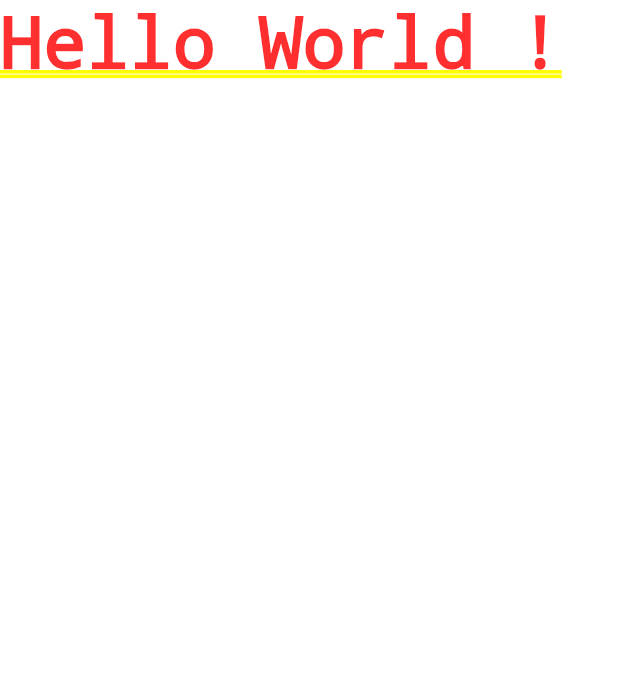
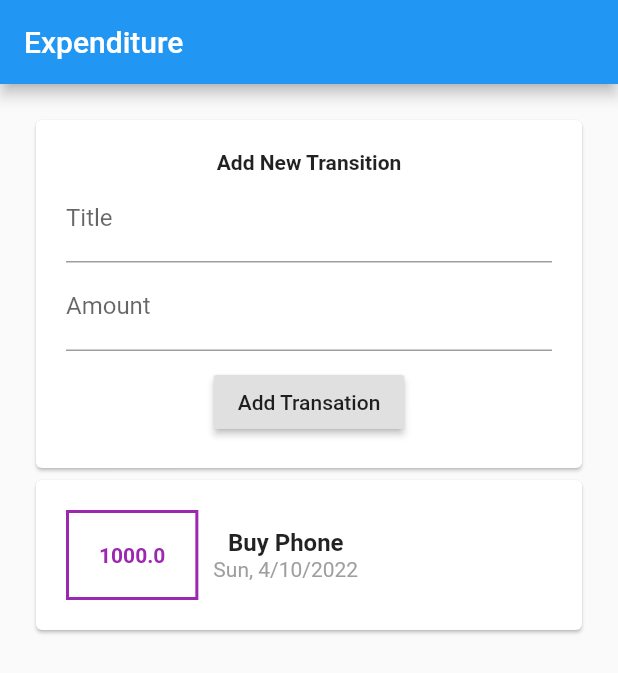
Before and after one commit to abhi2718/FlutterNotes, a Flutter app: the screen it shows after launch, on a phone screen of 412 x 824 dp. Shown: the top 673 px of the screen. Run offline on Flutter 3.47's test engine with Material 2 defaults, Android fonts, the phone set to English and light mode, and no system bars.

Commit message:
transaction list

```diff
--- a/help/help.dart
+++ b/help/help.dart
@@ -1,6 +1,6 @@
 // ignore_for_file: prefer_const_constructors, avoid_unnecessary_containers, prefer_const_literals_to_create_immutables, unnecessary_cast
 import 'package:flutter/material.dart';
-import 'package:intl/intl.dart';
+
 import './models/transation.dart';
 
 void main() {
@@ -19,12 +19,8 @@ class MyApp extends StatelessWidget {
 
 // ignore: use_key_in_widget_constructors
 class HomeScreen extends StatelessWidget {
-  final List<Transation> transations = [
-    Transation(id: "1", title: "Buy Phone", amount: 1000, date: DateTime.now()),
-    Transation(id: "2", title: "Buy SIM", amount: 100, date: DateTime.now()),
-  ];
-  final titleController = TextEditingController();
-  final amountController = TextEditingController();
+
+
   @override
   Widget build(BuildContext context) {
     return Scaffold(
@@ -43,7 +39,7 @@ class HomeScreen extends StatelessWidget {
                           decoration: InputDecoration(
                               hintText: "Title", labelText: "Title")),
                       TextField(
-                          controller: amountController,
+
                           keyboardType: TextInputType.number,
                           decoration: InputDecoration(
                               hintText: "Amount", labelText: "amount")),
@@ -58,48 +54,7 @@ class HomeScreen extends StatelessWidget {
                   width: double.infinity,
                 ),
               ),
-              ...transations.map((item) {
-                return (Container(
-                  child: Card(
-                    child: Container(
-                      padding: EdgeInsets.all(20),
-                      child: Row(
-                        children: [
-                          Container(
-                              child: Text(
-                                item.amount.toString(),
-                                style: TextStyle(
-                                  color: Colors.purple,
-                                  fontWeight: FontWeight.bold,
-                                ),
-                              ),
-                              decoration: BoxDecoration(
-                                  border: Border.all(
-                                color: Colors.purple,
-                                width: 2,
-                              )),
-                              padding: EdgeInsets.all(20)),
-                          Container(
-                              margin: EdgeInsets.all(10),
-                              child: Column(
-                                children: [
-                                  Text(item.title,
-                                      style: TextStyle(
-                                        fontWeight: FontWeight.bold,
-                                        fontSize: 16,
-                                      )),
-                                  Text(DateFormat.yMEd().format(item.date),
-                                      style: TextStyle(color: Colors.grey)),
-                                ],
-                              )),
-                        ],
-                        mainAxisAlignment: MainAxisAlignment.start,
-                      ),
-                      width: double.infinity,
-                    ),
-                  ),
-                ));
-              })
+
             ],
           ),
           width: double.infinity,
--- a/lib/main.dart
+++ b/lib/main.dart
@@ -1,10 +1,18 @@
 import 'package:flutter/material.dart';
+import './widgets/screen.widgets/homeScreen.dart';
 
-void main()=>runApp(_App());
+void main() => runApp(_App());
 
 class _App extends StatelessWidget {
   @override
   Widget build(BuildContext context) {
-    return const MaterialApp(home: Text('Hello World !'));
+    return MaterialApp(
+        home: Scaffold(
+      appBar: AppBar(
+        title: const Text("Expenditure"),
+      ),
+      body: HomeScreen(),
+    ),
+    );
   }
 }
--- a/lib/widgets/components.widgets/addNewTransation.dart
+++ b/lib/widgets/components.widgets/addNewTransation.dart
@@ -0,0 +1,49 @@
+// ignore_for_file: unnecessary_const, prefer_const_constructors, prefer_const_literals_to_create_immutables
+import 'package:flutter/material.dart';
+
+class AddNewTransition extends StatelessWidget {
+  final titleController = TextEditingController();
+  final amountController = TextEditingController();
+  final Function _addNewTransation;
+  AddNewTransition(this._addNewTransation);
+  @override
+  Widget build(BuildContext context) {
+    return Card(
+      child: Container(
+        padding: const EdgeInsets.all(20),
+        child: Column(children: [
+          Text("Add New Transition",
+              textAlign: TextAlign.center,
+              style: TextStyle(
+                fontWeight: FontWeight.bold,
+              )),
+          TextField(
+              controller: titleController,
+              keyboardType: TextInputType.text,
+              decoration:
+                  InputDecoration(labelText: "Title", hintText: "Buy SIM .")),
+          TextField(
+            keyboardType: TextInputType.number,
+            controller: amountController,
+            decoration:
+                InputDecoration(labelText: "Amount", hintText: "500.50"),
+          ),
+          Container(
+            padding: EdgeInsets.only(top: 10),
+            child: RaisedButton(
+              child: Text("Add Transation"),
+              onPressed: () {
+                _addNewTransation(
+                  DateTime.now().toString(),
+                  titleController.text,
+                  double.parse(amountController.text),
+                  DateTime.now(),
+                );
+              },
+            ),
+          )
+        ]),
+      ),
+    );
+  }
+}
--- a/lib/widgets/components.widgets/transationList.dart
+++ b/lib/widgets/components.widgets/transationList.dart
@@ -0,0 +1,57 @@
+import 'package:flutter/material.dart';
+import 'package:intl/intl.dart';
+import '../../models/transation.dart';
+
+class TransationList extends StatelessWidget {
+  final List<Transation> transations;
+  TransationList(this.transations);
+  @override
+  Widget build(BuildContext context) {
+    return Column(
+      children: [
+        ...transations.map((item) {
+                return (Container(
+                  child: Card(
+                    child: Container(
+                      padding: const EdgeInsets.all(20),
+                      child: Row(
+                        children: [
+                          Container(
+                              child: Text(
+                                item.amount.toString(),
+                                style: const TextStyle(
+                                  color: Colors.purple,
+                                  fontWeight: FontWeight.bold,
+                                ),
+                              ),
+                              decoration: BoxDecoration(
+                                  border: Border.all(
+                                color: Colors.purple,
+                                width: 2,
+                              )),
+                              padding: const EdgeInsets.all(20)),
+                          Container(
+                              margin: const EdgeInsets.all(10),
+                              child: Column(
+                                children: [
+                                  Text(item.title,
+                                      style: const TextStyle(
+                                        fontWeight: FontWeight.bold,
+                                        fontSize: 16,
+                                      )),
+                                  Text(DateFormat.yMEd().format(item.date),
+                                      style: const TextStyle(color: Colors.grey)),
+                                ],
+                              )),
+                        ],
+                        mainAxisAlignment: MainAxisAlignment.start,
+                      ),
+                      width: double.infinity,
+                    ),
+                  ),
+                ));
+              })
+      ],
+    );
+  }
+}
--- a/lib/widgets/screen.widgets/homeScreen.dart
+++ b/lib/widgets/screen.widgets/homeScreen.dart
@@ -0,0 +1,37 @@
+// ignore_for_file: unused_element
+
+import 'package:flutter/material.dart';
+import '../components.widgets/addNewTransation.dart';
+import '../../models/transation.dart';
+import '../components.widgets/transationList.dart';
+
+class HomeScreen extends StatefulWidget {
+  @override
+  State<HomeScreen> createState() => _HomeScreenState();
+}
+
+class _HomeScreenState extends State<HomeScreen> {
+  final List<Transation> _transations = [
+    Transation(id: "1", title: "Buy Phone", amount: 1000, date: DateTime.now()),
+    //Transation(id: "2", title: "Buy SIM", amount: 100, date: DateTime.now()),
+  ];
+  void _addNewTransation(
+      String id, String title, double amount, DateTime date) {
+    Transation newTxt =
+        Transation(id: id, title: title, amount: amount, date: date);
+    setState(() => _transations.add(newTxt));
+  }
+
+  @override
+  Widget build(BuildContext context) {
+    return Container(
+      padding: const EdgeInsets.all(20),
+      child: Column(
+        children: [
+          AddNewTransition(_addNewTransation),
+          TransationList(_transations),
+        ],
+      ),
+    );
+  }
+}
```
